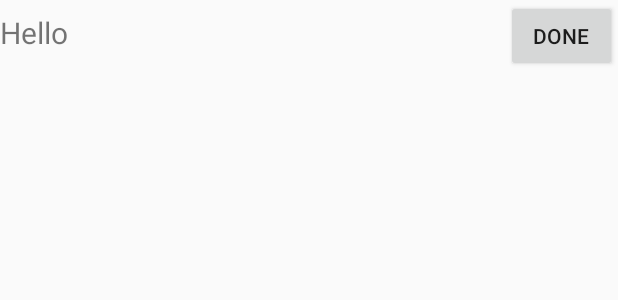
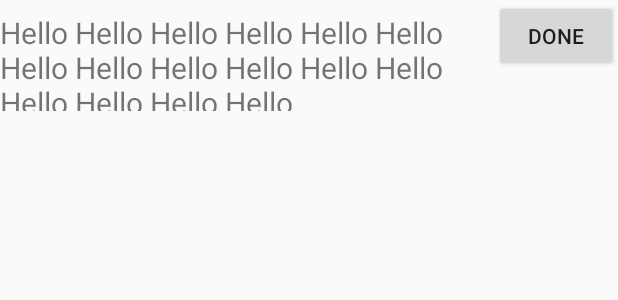
Before and after one commit to joeykblack/android.organizer.todo, an Android app: the layout item_queue.xml on its own in the app's theme, with its tools: preview values and no code run, on a phone screen of 412 x 824 dp. Shown: the top 300 px of the screen. Run offline under Robolectric (Android 15) with nearby library versions, the phone set to English and light mode, and no system bars.

Commit message:
List Items: fixed height

```diff
--- a/app/src/main/res/layout/content_queue.xml
+++ b/app/src/main/res/layout/content_queue.xml
@@ -15,7 +15,7 @@
 
     <ListView
         android:id="@+id/list_todo"
-        android:layout_width="wrap_content"
+        android:layout_width="match_parent"
         android:layout_height="wrap_content" />
 
     <LinearLayout xmlns:android="http://schemas.android.com/apk/res/android"
--- a/app/src/main/res/layout/item_queue.xml
+++ b/app/src/main/res/layout/item_queue.xml
@@ -2,24 +2,25 @@
 <LinearLayout xmlns:android="http://schemas.android.com/apk/res/android"
     android:orientation="horizontal"
     android:layout_width="match_parent"
-    android:layout_height="match_parent"
-    android:layout_gravity="center_vertical">
+    android:layout_height="wrap_content"
+    android:minHeight="?android:attr/listPreferredItemHeight"
+    android:layout_gravity="start">
 
     <TextView
         android:id="@+id/task_title"
         android:layout_height="wrap_content"
         android:layout_width="0dp"
-        android:layout_weight=".82"
+        android:layout_weight=".80"
         android:layout_alignParentLeft="true"
         android:layout_alignParentStart="true"
-        android:text="Hello"
+        android:text="Hello Hello Hello Hello Hello Hello Hello Hello Hello Hello Hello Hello Hello Hello Hello Hello"
         android:textSize="20sp" />
 
     <Button
         android:id="@+id/task_delete"
         android:layout_height="wrap_content"
         android:layout_width="0dp"
-        android:layout_weight=".18"
+        android:layout_weight=".20"
         android:layout_alignParentEnd="true"
         android:layout_alignParentRight="true"
         android:focusable="false"
```
